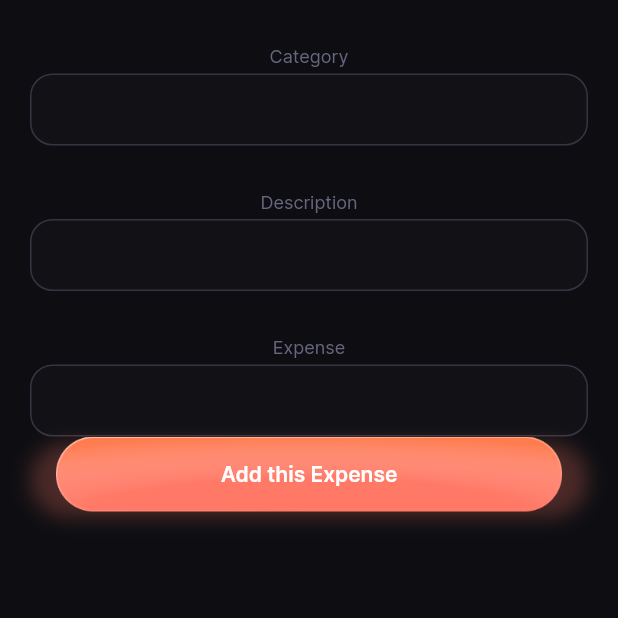
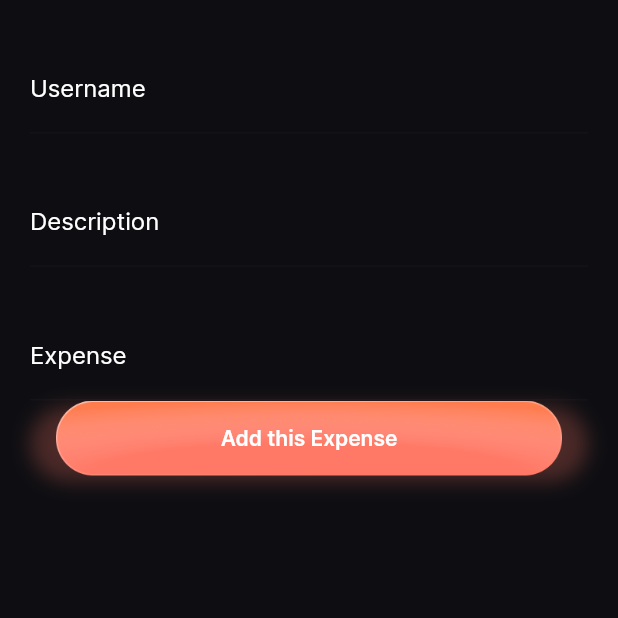
Before and after one commit to Adarsh-KP-0007/finance_management_app, a Flutter app: the AddExpenseView screen opened directly, on a phone screen of 412 x 824 dp, the top half of it. Run offline on Flutter 3.47's test engine with Material 3 defaults, Android fonts, the light colour scheme and no system bars; our stand-ins replace carousel_slider, cloud_firestore, dotted_border, firebase_auth, firebase_core, pdf and 2 more; missing offline and left inert: dart:js; accounts and stored records are empty.

Commit message:
change pic

```diff
--- a/lib/view/add_expense/add_expense_view.dart
+++ b/lib/view/add_expense/add_expense_view.dart
@@ -42,23 +42,45 @@ class _AddExpenseViewState extends State<AddExpenseView> {
           children: [
             Padding(
                 padding: const EdgeInsets.only(top: 30, left: 20, right: 20),
-                child: RoundTextField(
+
+                child: TextField(
+                style:
+                    TextStyle(color: const Color.fromARGB(255, 255, 255, 255)),
+                decoration: InputDecoration(
+                  labelText: 'Username',
+                  labelStyle: TextStyle(color: Colors.white),
+                ),
+                /*RoundTextField(
+
                   title: "Category",
-                  titleAlign: TextAlign.center,
+                  titleAlign: TextAlign.center,*/
                   controller: txtCategory,
                 )),
             Padding(
                 padding: const EdgeInsets.only(top: 30, left: 20, right: 20),
-                child: RoundTextField(
+                child: TextField(
+                style:
+                    TextStyle(color: const Color.fromARGB(255, 255, 255, 255)),
+                decoration: InputDecoration(
+                  labelText: 'Description',
+                  labelStyle: TextStyle(color: Colors.white),
+                ),
+                /*RoundTextField(
                   title: "Description",
-                  titleAlign: TextAlign.center,
+                  titleAlign: TextAlign.center,*/
                   controller: txtDescription,
                 )),
             Padding(
                 padding: const EdgeInsets.only(top: 30, left: 20, right: 20),
-                child: RoundTextField(
+                child: TextField(
+                style:
+                    TextStyle(color: const Color.fromARGB(255, 255, 255, 255)),
+                decoration: InputDecoration(
+                  labelText: 'Expense',
+                  labelStyle: TextStyle(color: Colors.white),
+                ),/*RoundTextField(
                   title: "Expense",
-                  titleAlign: TextAlign.center,
+                  titleAlign: TextAlign.center,*/
                   controller: txtExpense,
                 )),
             Padding(
--- a/lib/view/login/welcome_view.dart
+++ b/lib/view/login/welcome_view.dart
@@ -30,12 +30,12 @@ class _WelcomeViewState extends State<WelcomeView> {
       body: Stack(
         alignment: Alignment.topCenter,
         children: [
-          Image.asset(
+          /*Image.asset(
             "assets/img/welcome_screen.png",
             width: media.width,
             height: media.height,
             fit: BoxFit.cover,
-          ),
+          ),*/
           SafeArea(
             child: Padding(
               padding: const EdgeInsets.symmetric(vertical: 15, horizontal: 20),
```
